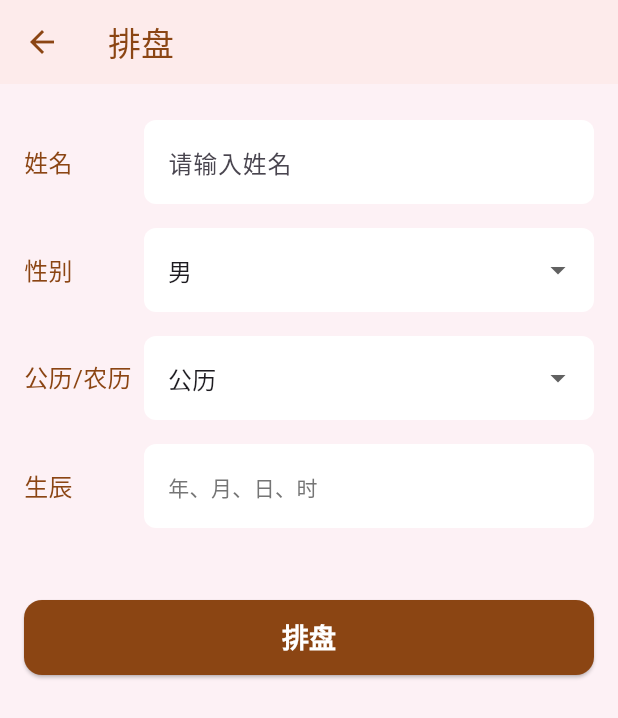
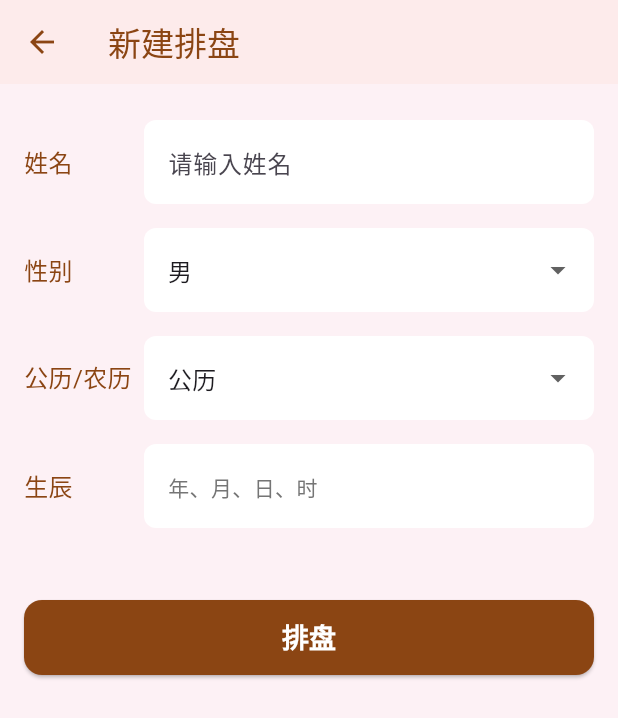
Before and after one commit to wstszx/zhouyi_flutter, a Flutter app: the MainScreen screen opened directly, item 3 of the bottom bar chosen, after a tap on "新建", on a phone screen of 412 x 824 dp. Shown: the top 718 px of the screen. Run offline on Flutter 3.47's test engine with Material 3 defaults, Android fonts, the light colour scheme and no system bars; our stand-ins replace flutter_svg; Roboto replaces fonts that are missing (PingFang SC).

Commit message:
feat: 更新姓名显示格式和修改排盘标题

```diff
--- a/lib/screens/astrolabe_screen.dart
+++ b/lib/screens/astrolabe_screen.dart
@@ -81,7 +81,7 @@ class AstrolabeScreen extends StatelessWidget {
             Column(
               crossAxisAlignment: CrossAxisAlignment.start,
               children: [
-                Text('姓名：$name', style: const TextStyle(fontSize: 16, color: Color(0xFF8B4513))),
+                Text('$name', style: const TextStyle(fontSize: 16, color: Color(0xFF8B4513))),
                 const SizedBox(height: 8),
                 Text('生辰：$birthDate', style: const TextStyle(fontSize: 16, color: Color(0xFF8B4513))),
               ],
--- a/lib/screens/charting_screen.dart
+++ b/lib/screens/charting_screen.dart
@@ -7,7 +7,7 @@ class ChartingScreen extends StatelessWidget {
   Widget build(BuildContext context) {
     return Scaffold(
       appBar: AppBar(
-        title: const Text('排盘', style: TextStyle(color: Color(0xFF8B4513))),
+        title: const Text('新建排盘', style: TextStyle(color: Color(0xFF8B4513))),
         backgroundColor: const Color(0xFFFDEBEB),
         elevation: 0,
         iconTheme: const IconThemeData(color: Color(0xFF8B4513)),
```
